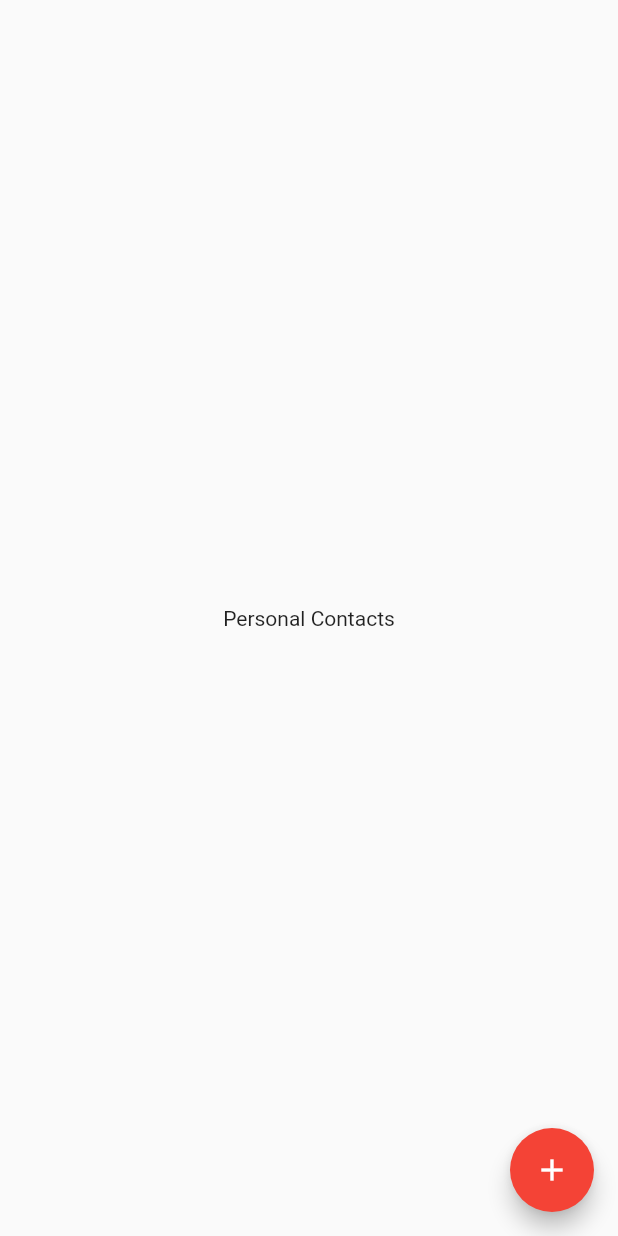
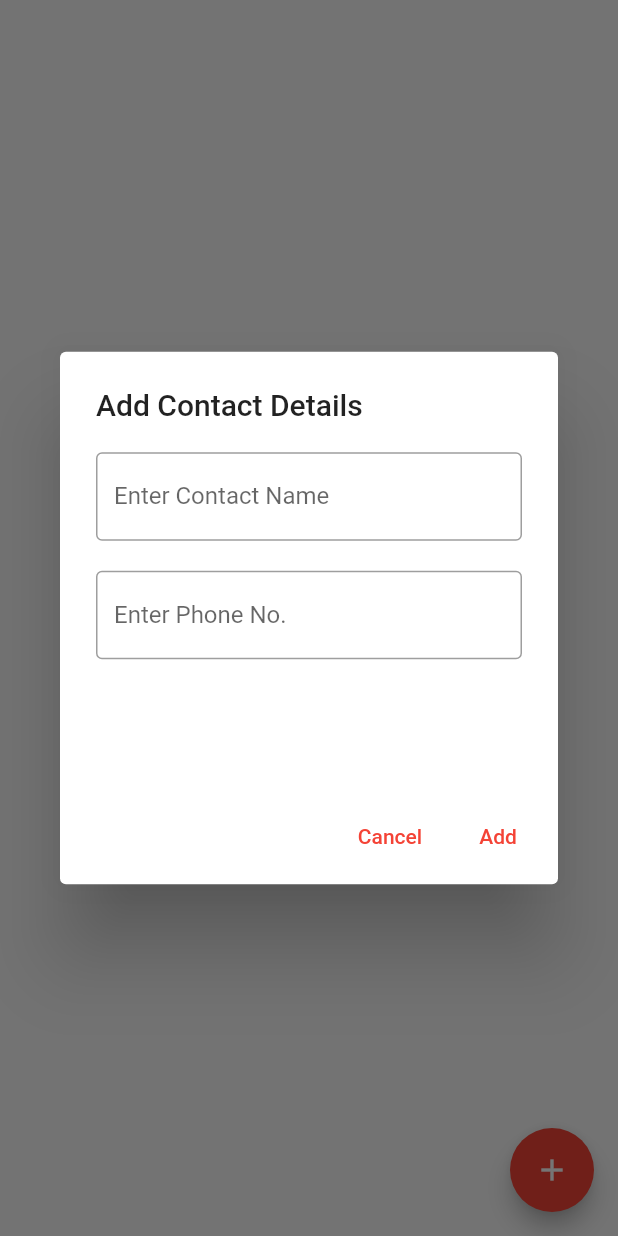
Before and after one commit to MaisamRizvi/EmergencyApp, a Flutter app: the PersonalEmergencyContacts screen opened directly, after a tap on the "add" icon, on a phone screen of 412 x 824 dp. Run offline on Flutter 3.47's test engine with Material 2 defaults, Android fonts, the phone set to English and light mode, and no system bars; missing offline and left inert: flutter_phone_direct_caller.

Commit message:
Adding Personal Contacts Functionality Added

```diff
--- a/lib/Components/personal_emergency_contacts.dart
+++ b/lib/Components/personal_emergency_contacts.dart
@@ -1,4 +1,6 @@
+import 'package:flutter/cupertino.dart';
 import 'package:flutter/material.dart';
+import 'package:flutter_phone_direct_caller/flutter_phone_direct_caller.dart';
 
 class PersonalEmergencyContacts extends StatefulWidget {
   const PersonalEmergencyContacts({Key? key}) : super(key: key);
@@ -9,12 +11,98 @@ class PersonalEmergencyContacts extends StatefulWidget {
 }
 
 class _PersonalEmergencyContactsState extends State<PersonalEmergencyContacts> {
+  static List<String> emergencyContactsName = [];
+  static List<String> emergencyContactsInitials = [];
+  static List<String> emergencyContactsNo = [];
+
+  final TextEditingController _textFieldController1 = TextEditingController();
+  final TextEditingController _textFieldController2 = TextEditingController();
+
+  void _addContact(String name, String no) {
+    setState(() {
+      var nameParts = name.split(" ");
+      if (nameParts.length > 1) {
+        emergencyContactsInitials
+            .add(nameParts[0][0].toUpperCase() + nameParts[1][0].toUpperCase());
+      } else {
+        emergencyContactsInitials.add(nameParts[0][0].toUpperCase());
+      }
+      emergencyContactsName.add(name);
+      emergencyContactsNo.add(no);
+    });
+    _textFieldController1.clear();
+    _textFieldController2.clear();
+  }
+
   @override
   Widget build(BuildContext context) {
     return Scaffold(
-      body: Center(child: Text("Personal Contacts")),
+      body: ListView.builder(
+          shrinkWrap: true,
+          itemCount: emergencyContactsName.length,
+          itemBuilder: (BuildContext context, index) {
+            return SizedBox(
+                height: 100,
+                child: Card(
+                    elevation: 4,
+                    child: InkWell(
+                        onTap: () async {
+                          var phoneNo = emergencyContactsNo[index];
+                          await FlutterPhoneDirectCaller.callNumber(phoneNo);
+                        },
+                        child: ListTile(
+                            title: Text(emergencyContactsName[index]),
+                            subtitle: Text(emergencyContactsNo[index]),
+                            dense: true,
+                            leading: CircleAvatar(
+                                child:
+                                    Text(emergencyContactsInitials[index]))))));
+          }),
       floatingActionButton: FloatingActionButton(
-        onPressed: () {},
+        onPressed: () => showDialog<String>(
+          context: context,
+          builder: (BuildContext context) => AlertDialog(
+            title: const Text('Add Contact Details'),
+            content: SizedBox(
+                width: 300,
+                height: 200,
+                child: Column(
+                  children: [
+                    TextFormField(
+                      controller: _textFieldController1,
+                      decoration: const InputDecoration(
+                        border: OutlineInputBorder(),
+                        labelText: "Enter Contact Name",
+                      ),
+                    ),
+                    const SizedBox(
+                      height: 20,
+                    ),
+                    TextFormField(
+                      controller: _textFieldController2,
+                      decoration: const InputDecoration(
+                        border: OutlineInputBorder(),
+                        labelText: "Enter Phone No.",
+                      ),
+                    ),
+                  ],
+                )),
+            actions: <Widget>[
+              TextButton(
+                onPressed: () => Navigator.pop(context, 'Cancel'),
+                child: const Text('Cancel'),
+              ),
+              TextButton(
+                onPressed: () => {
+                  _addContact(
+                      _textFieldController1.text, _textFieldController2.text),
+                  Navigator.pop(context, 'Add')
+                },
+                child: const Text('Add'),
+              ),
+            ],
+          ),
+        ),
         tooltip: 'Add Contacts',
         child: const Icon(Icons.add),
       ),
--- a/lib/home_tabs.dart
+++ b/lib/home_tabs.dart
@@ -1,3 +1,5 @@
+// ignore_for_file: prefer_const_constructors
+
 import 'package:flutter/material.dart';
 import 'package:flutter_application_1/Components/emergency_contacts_data.dart';
 import 'package:flutter_application_1/Components/personal_emergency_contacts.dart';
@@ -44,8 +46,8 @@ class _HomeScreenTabsState extends State<HomeScreenTabs>
         ),
         actions: const <Widget>[Icon(Icons.search)],
       ),
-      body: TabBarView(
-          controller: _controller,
+      body: TabBarView(controller: _controller,
+          // ignore: prefer_const_literals_to_create_immutables
           children: <Widget>[ContactsData(), PersonalEmergencyContacts()]),
     );
   }
```
Also changed, not shown: lib/Components/emergency_contacts_data.dart (+6 -2 lines).
